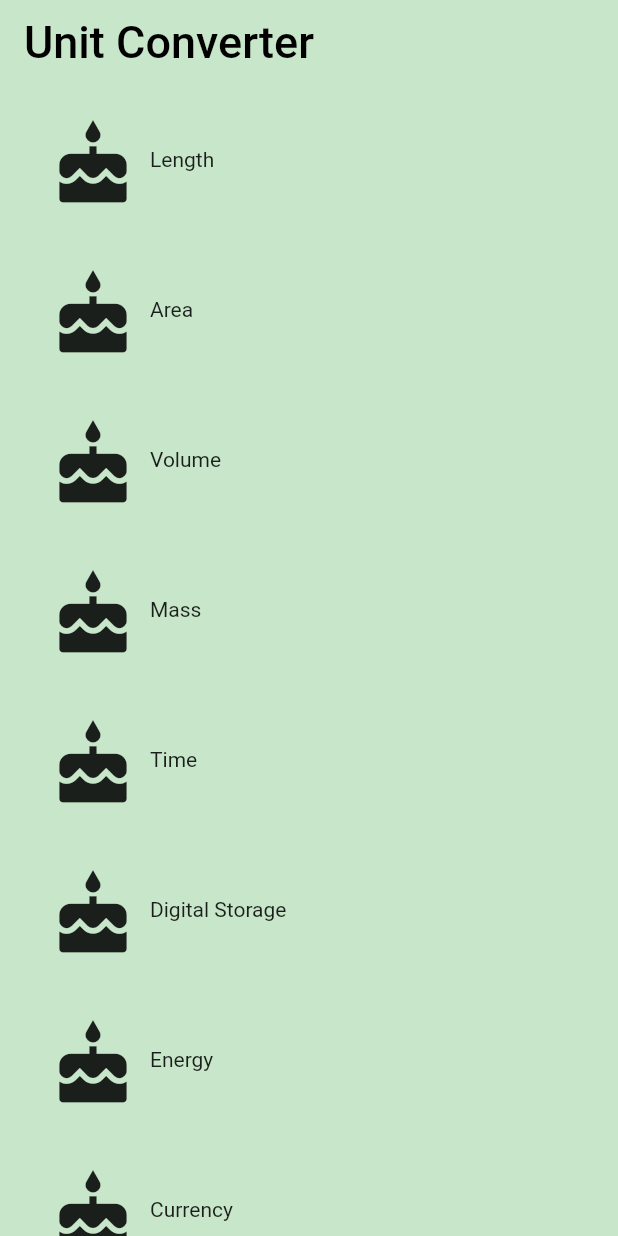
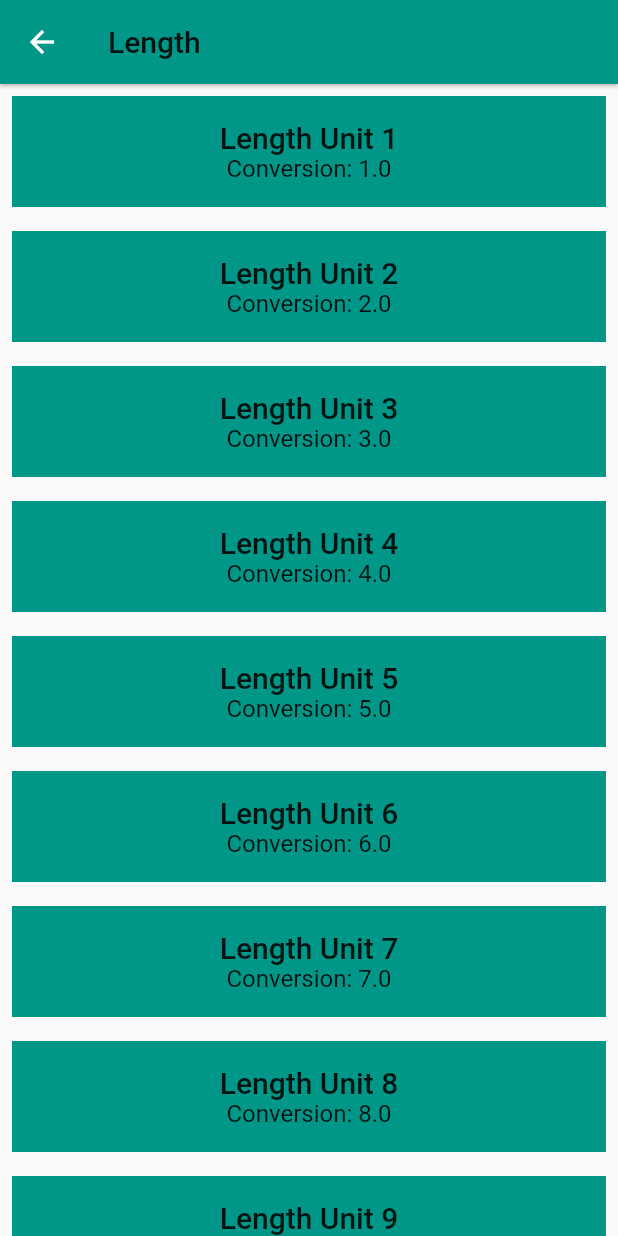
Before and after one commit to devssun/flutter-study, a Flutter app: the screen it shows after launch, after a tap on "Length", on a phone screen of 412 x 824 dp. Run offline on Flutter 3.47's test engine with Material 2 defaults, Android fonts, the phone set to English and light mode, and no system bars.

Commit message:
[ADD] 04_navigation

```diff
--- a/udacityEx/lib/category.dart
+++ b/udacityEx/lib/category.dart
@@ -5,29 +5,67 @@
 // To keep your imports tidy, follow the ordering guidelines at
 // https://www.dartlang.org/guides/language/effective-dart/style#ordering
 import 'package:flutter/material.dart';
+// @required is defined in the meta.dart package
+import 'package:meta/meta.dart';
+import 'package:udacityEx/converter_route.dart';
+import 'package:udacityEx/unit.dart';
+
+
+// We use an underscore to indicate that these variables are private.
+// See https://www.dartlang.org/guides/language/effective-dart/design#libraries
+final _rowHeight = 100.0;
+final _borderRadius = BorderRadius.circular(_rowHeight / 2);
 
 /// A custom [Category] widget.
 ///
 /// The widget is composed on an [Icon] and [Text]. Tapping on the widget shows
 /// a colored [InkWell] animation.
 class Category extends StatelessWidget {
+  final String name;
+  final ColorSwatch color;
+  final IconData iconLocation;
+  final List<Unit> units;
+
   /// Creates a [Category].
-  final String name;
-  final IconData iconLocation;
-  final MaterialColor color;
-
+  ///
   /// A [Category] saves the name of the Category (e.g. 'Length'), its color for
   /// the UI, and the icon that represents it (e.g. a ruler).
-  // TODO: You'll need the name, color, and iconLocation from main.dart
+  // While the @required checks for whether a named parameter is passed in,
+  // it doesn't check whether the object passed in is null. We check that
+  // in the assert statement.
   const Category({
     Key key,
     @required this.name,
     @required this.color,
     @required this.iconLocation,
+    @required this.units,
   })  : assert(name != null),
         assert(color != null),
         assert(iconLocation != null),
+        assert(units != null),
         super(key: key);
+
+  /// Navigates to the [ConverterRoute].
+  void _navigateToConverter(BuildContext context) {
+    // TODO: Using the Navigator, navigate to the [ConverterRoute]
+    Navigator.push(context, MaterialPageRoute<Null>(
+      builder: (BuildContext context) {
+        return Scaffold(appBar: AppBar(
+          elevation: 1.0,
+          title: Text(
+            name,
+            style: Theme.of(context).textTheme.headline6,
+          ),
+          backgroundColor: color,
+        ),
+          body: ConverterRoute(
+            units: units,
+            color: color,
+          ),
+        );
+    },
+    ));
+  }
 
   /// Builds a custom widget that shows [Category] information.
   ///
@@ -38,25 +76,29 @@ class Category extends StatelessWidget {
   // Theme ancestor in the tree. Below, we obtain the display1 text theme.
   // See https://docs.flutter.io/flutter/material/Theme-class.html
   Widget build(BuildContext context) {
-    // TODO: Build the custom widget here, referring to the Specs.
     return Material(
       color: Colors.transparent,
       child: Container(
-        height: 100.0,
-        padding: EdgeInsets.all(8.0),
+        height: _rowHeight,
         child: InkWell(
+          borderRadius: _borderRadius,
           highlightColor: color,
           splashColor: color,
-          borderRadius: BorderRadius.circular(50.0),
-          onTap: () {
-            print('I was tapped!');
-          },
+          // We can use either the () => function() or the () { function(); }
+          // syntax.
+          // TODO: Update this onTap property to call _navigateToConverter()
+          onTap: () => _navigateToConverter(context),
           child: Padding(
             padding: EdgeInsets.all(8.0),
             child: Row(
+              crossAxisAlignment: CrossAxisAlignment.stretch,
+              // There are two ways to denote a list: `[]` and `List()`.
+              // Prefer to use the literal syntax, i.e. `[]`, instead of `List()`.
+              // You can add the type argument if you'd like, i.e. <Widget>[].
+              // See https://www.dartlang.org/guides/language/effective-dart/usage#do-use-collection-literals-when-possible
               children: [
                 Padding(
-                  padding: EdgeInsets.all(8.0),
+                  padding: EdgeInsets.all(16.0),
                   child: Icon(
                     iconLocation,
                     size: 60.0,
@@ -64,7 +106,9 @@ class Category extends StatelessWidget {
                 ),
                 Center(
                   child: Text(
-                      name
+                    name,
+                    textAlign: TextAlign.center,
+                    style: Theme.of(context).textTheme.headline6,
                   ),
                 ),
               ],
--- a/udacityEx/lib/category_route.dart
+++ b/udacityEx/lib/category_route.dart
@@ -3,6 +3,7 @@
 // found in the LICENSE file.
 
 import 'package:flutter/material.dart';
+import 'package:udacityEx/unit.dart';
 
 import 'category.dart';
 
@@ -49,6 +50,17 @@ class CategoryRoute extends StatelessWidget {
     );
   }
 
+  /// Returns a list of mock [Unit]s.
+  List<Unit> _retrieveUnitList(String categoryName) {
+    return List.generate(10, (int i) {
+      i += 1;
+      return Unit(
+        name: '$categoryName Unit $i',
+        conversion: i.toDouble(),
+      );
+    });
+  }
+
   @override
   Widget build(BuildContext context) {
     // TODO: Create a list of the eight Categories, using the names and colors
@@ -59,6 +71,7 @@ class CategoryRoute extends StatelessWidget {
         name: _categoryNames[i],
         color: _baseColors[i],
         iconLocation: Icons.cake,
+        units: _retrieveUnitList(_categoryNames[i]),
       ));
     }
 
--- /dev/null
+++ b/udacityEx/lib/converter_route.dart
@@ -0,0 +1,57 @@
+// Copyright 2018 The Chromium Authors. All rights reserved.
+// Use of this source code is governed by a BSD-style license that can be
+// found in the LICENSE file.
+
+import 'package:flutter/material.dart';
+import 'package:meta/meta.dart';
+
+import 'package:udacityEx/unit.dart';
+
+/// Converter screen where users can input amounts to convert.
+///
+/// Currently, it just displays a list of mock units.
+///
+/// While it is named ConverterRoute, a more apt name would be ConverterScreen,
+/// because it is responsible for the UI at the route's destination.
+class ConverterRoute extends StatelessWidget {
+  /// Units for this [Category].
+  final List<Unit> units;
+  final Color color;
+
+  /// This [ConverterRoute] requires the color and units to not be null.
+  // TODO: Pass in the [Category]'s color
+  const ConverterRoute({
+    @required this.units,
+    @required this.color,
+  }) : assert(units != null),
+        assert(color != null);
+
+  @override
+  Widget build(BuildContext context) {
+    // Here is just a placeholder for a list of mock units
+    final unitWidgets = units.map((Unit unit) {
+      // TODO: Set the color for this Container
+      return Container(
+        margin: EdgeInsets.all(8.0),
+        padding: EdgeInsets.all(16.0),
+        color: color,
+        child: Column(
+          children: <Widget>[
+            Text(
+              unit.name,
+              style: Theme.of(context).textTheme.headline6,
+            ),
+            Text(
+              'Conversion: ${unit.conversion}',
+              style: Theme.of(context).textTheme.subtitle1,
+            ),
+          ],
+        ),
+      );
+    }).toList();
+
+    return ListView(
+      children: unitWidgets,
+    );
+  }
+}
--- /dev/null
+++ b/udacityEx/lib/unit.dart
@@ -0,0 +1,27 @@
+// Copyright 2018 The Chromium Authors. All rights reserved.
+// Use of this source code is governed by a BSD-style license that can be
+// found in the LICENSE file.
+
+import 'package:meta/meta.dart';
+
+/// Information about a [Unit].
+class Unit {
+  final String name;
+  final double conversion;
+
+  /// A [Unit] stores its name and conversion factor.
+  ///
+  /// An example would be 'Meter' and '1.0'.
+  const Unit({
+    @required this.name,
+    @required this.conversion,
+  })  : assert(name != null),
+        assert(conversion != null);
+
+  /// Creates a [Unit] from a JSON object.
+  Unit.fromJson(Map jsonMap)
+      : assert(jsonMap['name'] != null),
+        assert(jsonMap['conversion'] != null),
+        name = jsonMap['name'],
+        conversion = jsonMap['conversion'].toDouble();
+}
```
